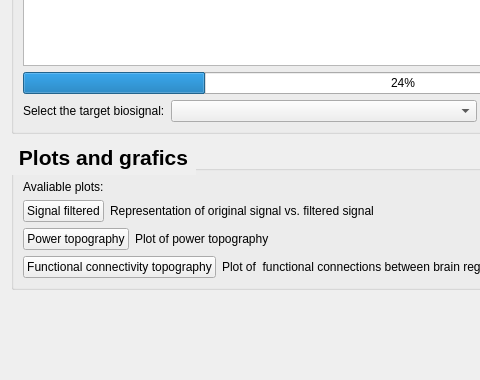
Old version of the form data_loader/files/view.ui in the repository medusabci/medusa-analyzer; both pictures show x 0 to 480 and y 211 to 591 of the 806 by 591 pixel window.
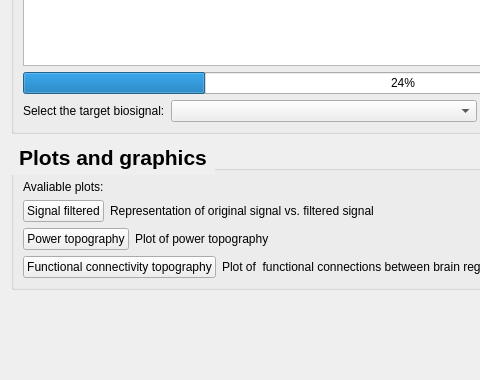
New version of the form.

Diff of the .ui file:
```diff
--- a/data_loader/files/view.ui
+++ b/data_loader/files/view.ui
@@ -196,7 +196,7 @@
 }</string>
      </property>
      <property name="title">
-      <string>Plots and grafics</string>
+      <string>Plots and graphics</string>
      </property>
      <layout class="QVBoxLayout" name="verticalLayout_2">
       <item>
```
